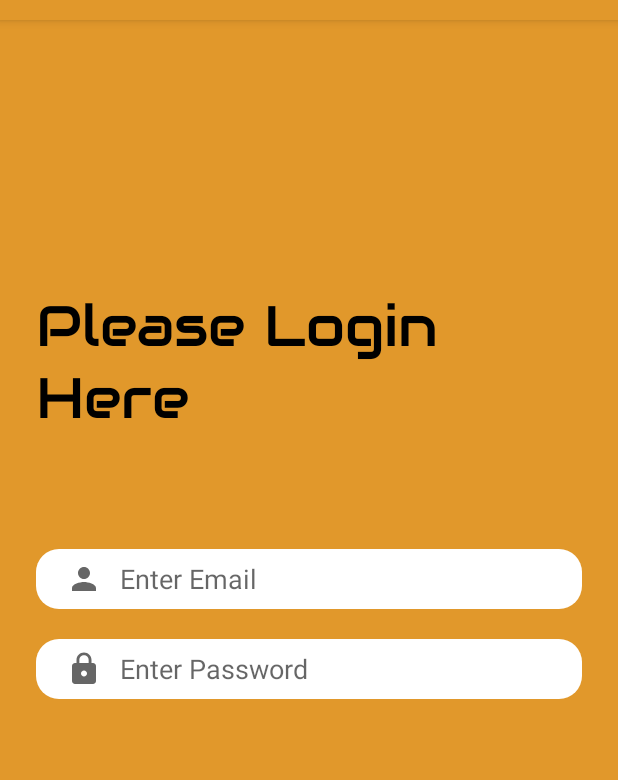
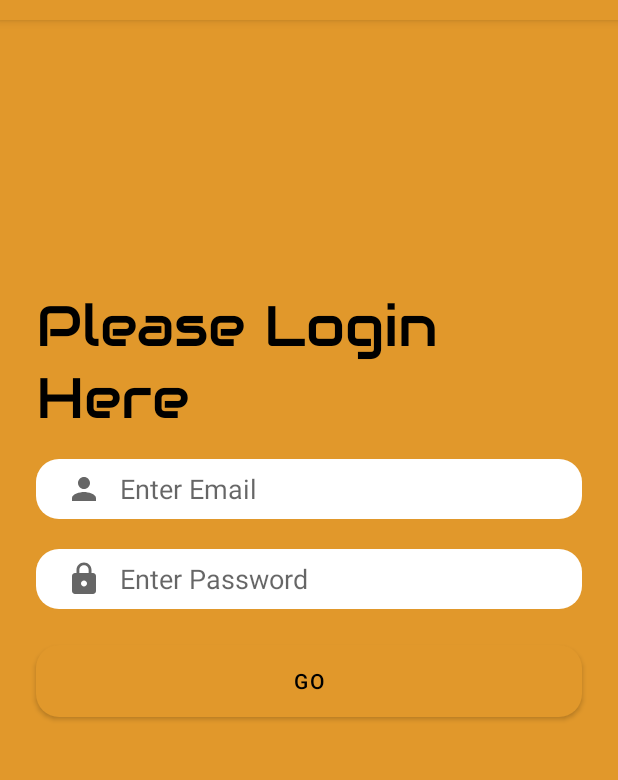
Before and after one commit to shritambaskar/shivsena_yavatmal, an Android app: the screen it shows after launch (LoginActivity), on a phone screen of 412 x 824 dp, the part 64-844 px from its top. Run offline under Robolectric (Android 15) with nearby library versions, the phone set to English and light mode, and no system bars.

Commit message:
Shivsena Yavatmal

```diff
--- /dev/null
+++ b/app/src/main/res/drawable/rounded_bt.xml
@@ -0,0 +1,13 @@
+<?xml version="1.0" encoding="utf-8"?>
+<!--  res/drawable/rounded_edittext.xml -->
+<shape xmlns:android="http://schemas.android.com/apk/res/android"
+    android:shape="rectangle"
+    android:padding="10dp">
+
+    <solid android:color="#000000" />
+    <corners
+        android:bottomRightRadius="15dp"
+        android:bottomLeftRadius="15dp"
+        android:topLeftRadius="15dp"
+        android:topRightRadius="15dp" />
+</shape>
--- a/app/src/main/res/layout/activity_login.xml
+++ b/app/src/main/res/layout/activity_login.xml
@@ -28,7 +28,7 @@
         android:id="@+id/email"
         android:layout_width="0dp"
         android:layout_height="40dp"
-        android:layout_marginTop="76dp"
+        android:layout_marginTop="16dp"
         android:background="@drawable/rounded_et"
         android:backgroundTint="@color/white"
         android:drawableStart="@drawable/ic_name"
@@ -36,7 +36,7 @@
         android:hint="Enter Email"
         android:paddingStart="20dp"
         app:layout_constraintEnd_toEndOf="@+id/textView"
-        app:layout_constraintHorizontal_bias="0.0"
+        app:layout_constraintHorizontal_bias="1.0"
         app:layout_constraintStart_toStartOf="@+id/textView"
         app:layout_constraintTop_toBottomOf="@+id/textView" />
 
@@ -55,4 +55,19 @@
         app:layout_constraintHorizontal_bias="0.0"
         app:layout_constraintStart_toStartOf="@+id/email"
         app:layout_constraintTop_toBottomOf="@+id/email" />
+
+    <Button
+        android:id="@+id/login"
+        android:layout_width="0dp"
+        android:layout_height="wrap_content"
+        android:background="@drawable/rounded_bt"
+        android:text="GO"
+        android:textColor="@color/black"
+        app:layout_constraintBottom_toBottomOf="parent"
+        app:layout_constraintEnd_toEndOf="@+id/password"
+        app:layout_constraintHorizontal_bias="0.0"
+        app:layout_constraintStart_toStartOf="@+id/password"
+        app:layout_constraintTop_toBottomOf="@+id/password"
+        app:layout_constraintVertical_bias="0.074" />
+
 </androidx.constraintlayout.widget.ConstraintLayout>
```
